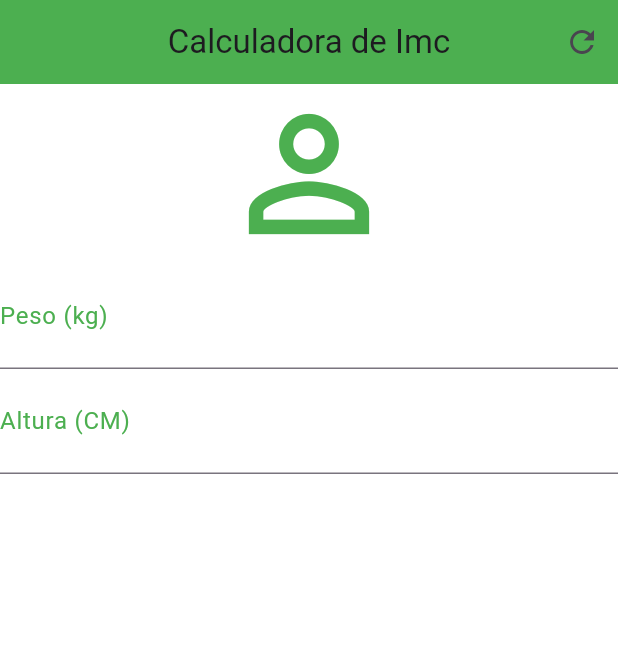
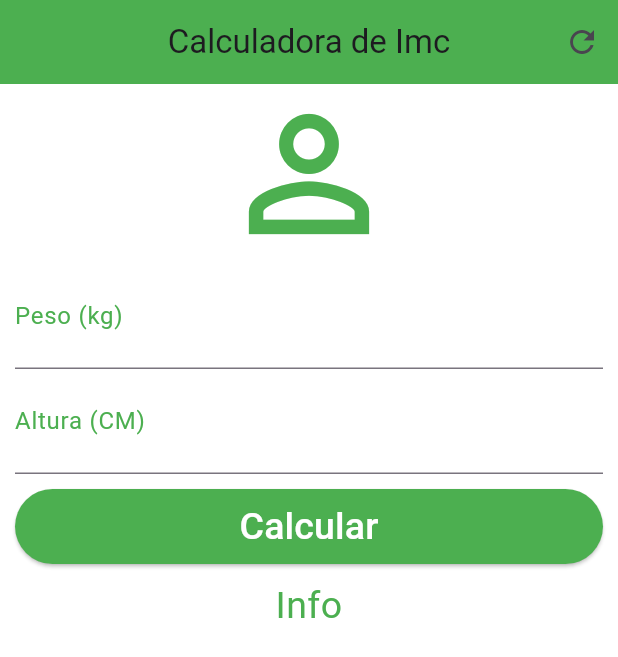
Before and after one commit to LucasFelipeMota/Calculadora-Imc, a Flutter app: the screen it shows after launch, on a phone screen of 412 x 824 dp. Shown: the top 657 px of the screen. Run offline on Flutter 3.47's test engine with Material 3 defaults, Android fonts, the phone set to English and light mode, and no system bars.

Commit message:
Layout Concluído

```diff
--- a/lib/main.dart
+++ b/lib/main.dart
@@ -29,7 +29,9 @@
           ],
         ),
         backgroundColor: Colors.white,
-      body: Column(
+        body: SingleChildScrollView(
+          padding: EdgeInsets.fromLTRB(10.0, 0.0, 10.00, 0.0),
+          child: Column(
             crossAxisAlignment: CrossAxisAlignment.stretch,
             children: [
               Icon(Icons.person_outline, size: 120.0, color: Colors.green),
@@ -49,8 +51,31 @@
                 textAlign: TextAlign.center,
                 style: TextStyle(color: Colors.green, fontSize: 25.0),
               ),
+              Padding(
+                padding: const EdgeInsets.only(top: 10.0, bottom: 10.0),
+                child: Container(
+                  height: 50.0,
+                  child: ElevatedButton(
+                    onPressed: () {},
+                    style: ElevatedButton.styleFrom(
+                      backgroundColor: Colors.green, // Cor de fundo do botão
+                      foregroundColor: Colors.white, // Cor do texto e ícones
+                    ),
+                    child: Text(
+                      'Calcular',
+                      style: TextStyle(
+                          fontSize: 25.0), // Não precisa repetir a cor aqui
+                    ),
+                  ),
+                ),
+              ),
+              Text(
+                "Info",
+                textAlign: TextAlign.center,
+                style: TextStyle(color: Colors.green, fontSize: 25.0),
+              ),
             ],
           ),
-    );
+        ));
   }
 }
```
Lines whose indentation alone changed are shown as unchanged.
